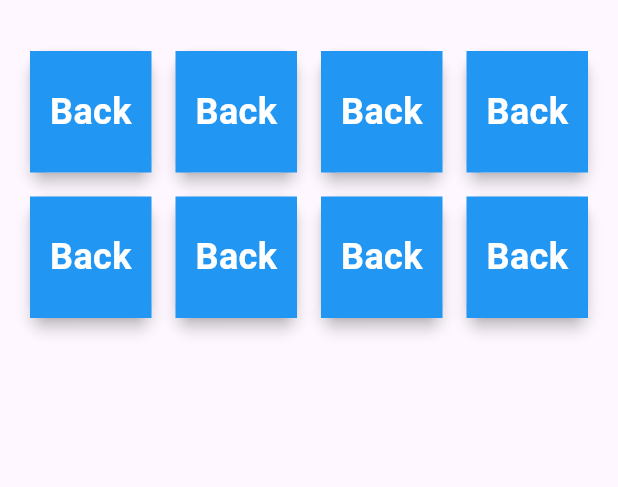
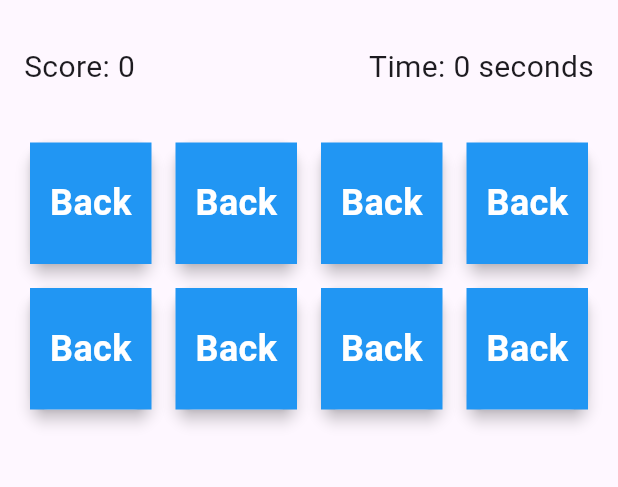
Before and after one commit to divya-jd/matching_card_game, a Flutter app: the first screen one second after launch, on a phone screen of 412 x 824 dp, the part 63-550 px from its top. Run offline on Flutter 3.47's test engine with Material 3 defaults, Android fonts, the phone set to English and light mode, and no system bars.

Commit message:
game logic to track face-up and face-down cards and  timer and scoring system

```diff
--- a/lib/main.dart
+++ b/lib/main.dart
@@ -29,6 +29,9 @@ class MyHomePage extends StatefulWidget {
 
 class _MyHomePageState extends State<MyHomePage> {
   int matchedPairs = 0;
+  int score = 0; // Score variable
+  late Timer timer;
+  int elapsedTime = 0; // Timer variable
 
   // List of unique image paths for the pairs (4 unique images, each appearing twice)
   final List<String> cardImages = [
@@ -59,23 +62,31 @@ class _MyHomePageState extends State<MyHomePage> {
 
   void resetGame() {
     matchedPairs = 0;
+    score = 0; // Reset score
+    elapsedTime = 0; // Reset timer
     isFaceUp = List.generate(8, (index) => false); // Reset all cards to face-down
     shuffledCardImages = List.from(cardImages); // Use the defined pairs directly
     shuffledCardImages.shuffle(); // Shuffle the images for a new game
+
+    // Start timer
+    timer = Timer.periodic(const Duration(seconds: 1), (Timer t) {
+      setState(() {
+        elapsedTime++; // Increment elapsed time every second
+      });
+    });
   }
 
   void flipCard(int index) {
-    if (firstSelectedIndex == null) {
-      setState(() {
-        isFaceUp[index] = true;
-        firstSelectedIndex = index;
-      });
-    } else {
-      if (firstSelectedIndex == index) return; // Ignore if the same card is tapped
+    if (isFaceUp[index]) return; // Ignore if the card is already face up
 
     setState(() {
       isFaceUp[index] = true;
     });
+
+    if (firstSelectedIndex == null) {
+      firstSelectedIndex = index; // First card selected
+    } else {
+      if (firstSelectedIndex == index) return; // Ignore if the same card is tapped
 
       // Check for a match after a brief delay
       Timer(const Duration(seconds: 1), () {
@@ -83,17 +94,21 @@ class _MyHomePageState extends State<MyHomePage> {
           setState(() {
             isFaceUp[firstSelectedIndex!] = false;
             isFaceUp[index] = false;
+            score -= 1; // Deduct points for a mismatch
           });
         } else {
           matchedPairs++;
+          score += 2; // Add points for a match
           // Check for a win condition
           if (matchedPairs == 4) { // Adjust to 4 pairs since we have 4 unique images
+            // Stop the timer
+            timer.cancel();
             // Show a dialog when all pairs are matched
             showDialog(
               context: context,
               builder: (context) => AlertDialog(
                 title: const Text('You Win!'),
-                content: const Text('Congratulations, you matched all the pairs!'),
+                content: Text('Congratulations, you matched all the pairs!\nYour Score: $score\nTime: $elapsedTime seconds'),
                 actions: [
                   TextButton(
                     onPressed: () {
@@ -114,12 +129,31 @@ class _MyHomePageState extends State<MyHomePage> {
   }
 
   @override
+  void dispose() {
+    timer.cancel(); // Cancel timer when disposing
+    super.dispose();
+  }
+
+  @override
   Widget build(BuildContext context) {
     return Scaffold(
       appBar: AppBar(
         title: const Text('Card Matching Game'),
       ),
-      body: GridView.builder(
+      body: Column(
+        children: [
+          Padding(
+            padding: const EdgeInsets.all(16.0),
+            child: Row(
+              mainAxisAlignment: MainAxisAlignment.spaceBetween,
+              children: [
+                Text('Score: $score', style: const TextStyle(fontSize: 20)),
+                Text('Time: $elapsedTime seconds', style: const TextStyle(fontSize: 20)),
+              ],
+            ),
+          ),
+          Expanded(
+            child: GridView.builder(
               padding: const EdgeInsets.all(16.0),
               gridDelegate: const SliverGridDelegateWithFixedCrossAxisCount(
                 crossAxisCount: 4, // A 4x4 grid of cards
@@ -136,6 +170,9 @@ class _MyHomePageState extends State<MyHomePage> {
                   ),
                 );
               },
+            ),
+          ),
+        ],
       ),
     );
   }
```
Lines whose indentation alone changed are shown as unchanged.
